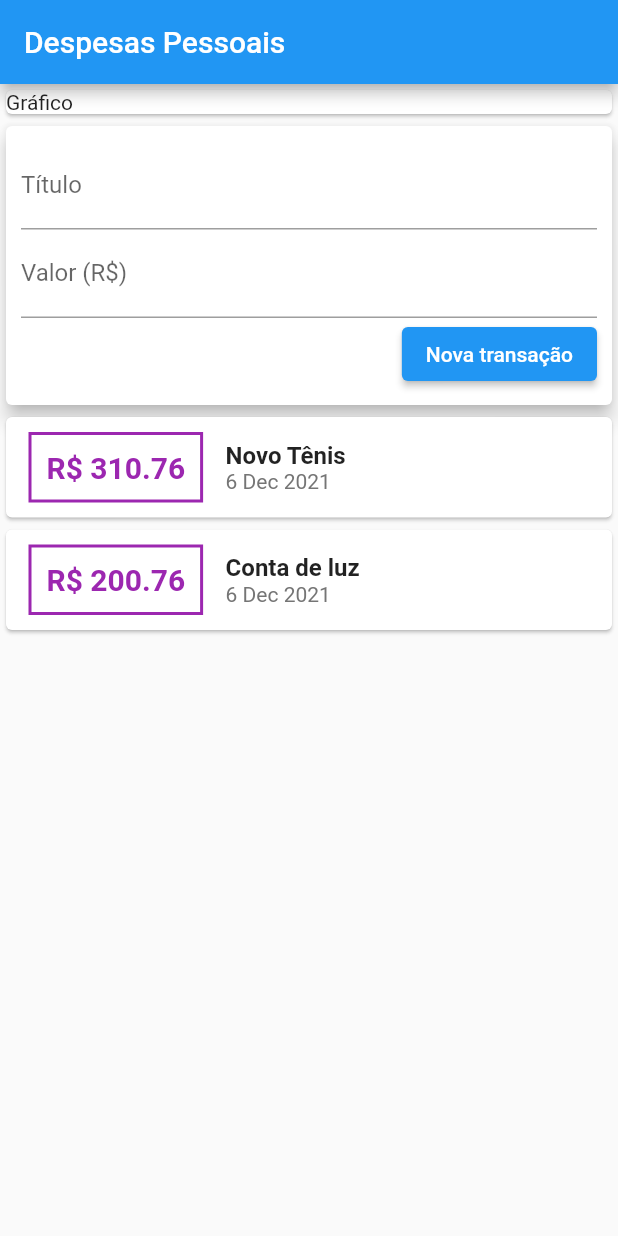
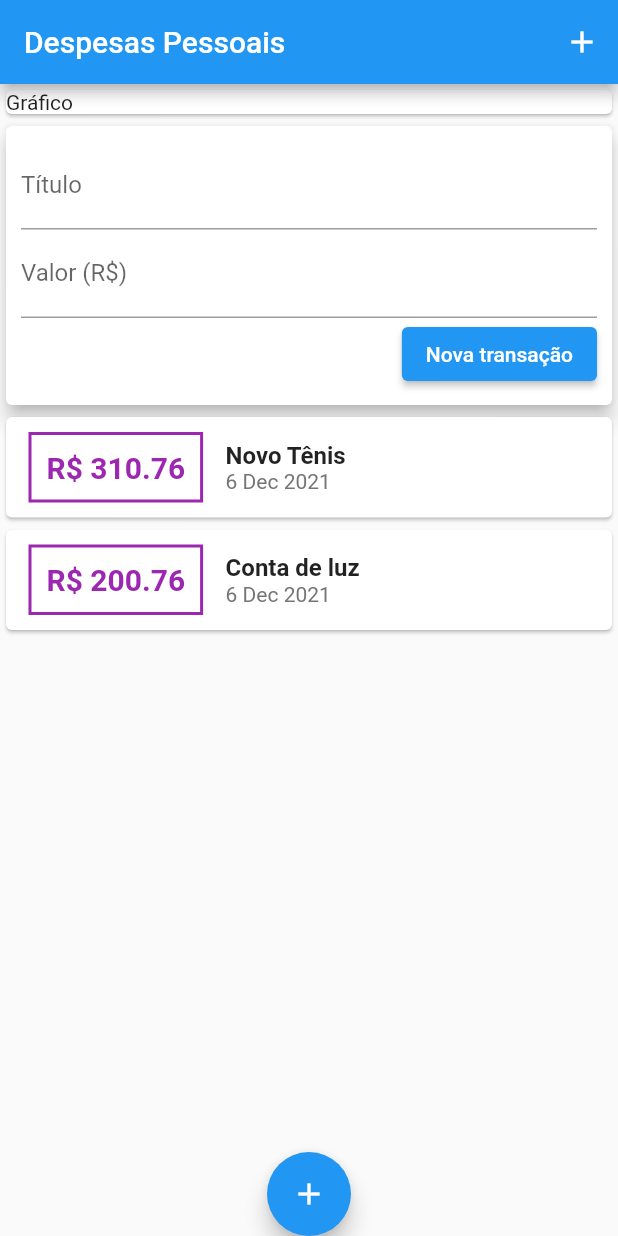
Before and after one commit to mechztcc/flutter-expenses, a Flutter app: the screen it shows after launch, on a phone screen of 412 x 824 dp. Run offline on Flutter 3.47's test engine with Material 2 defaults, Android fonts, the phone set to English and light mode, and no system bars.

Commit message:
Float action button

```diff
--- a/lib/main.dart
+++ b/lib/main.dart
@@ -25,7 +25,10 @@ class MyHomePage extends StatelessWidget {
   @override
   Widget build(BuildContext context) {
     return Scaffold(
-        appBar: AppBar(title: const Text('Despesas Pessoais')),
+      appBar: AppBar(
+        title: const Text('Despesas Pessoais'),
+        actions: [IconButton(onPressed: () {}, icon: Icon(Icons.add))],
+      ),
       body: SingleChildScrollView(
         child: Column(
           crossAxisAlignment: CrossAxisAlignment.stretch,
@@ -38,6 +41,12 @@ class MyHomePage extends StatelessWidget {
             TransactionUser()
           ],
         ),
-        ));
+      ),
+      floatingActionButtonLocation: FloatingActionButtonLocation.centerDocked,
+      floatingActionButton: FloatingActionButton(
+        onPressed: () {},
+        child: const Icon(Icons.add),
+      ),
+    );
   }
 }
```
Lines whose indentation alone changed are shown as unchanged.
